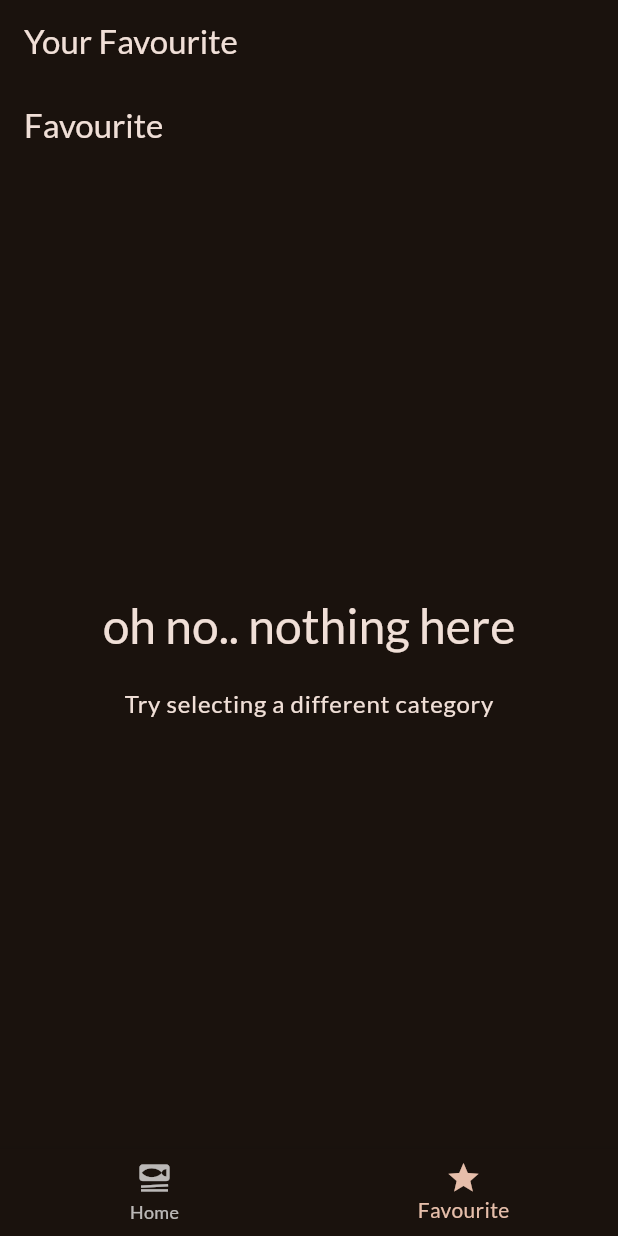
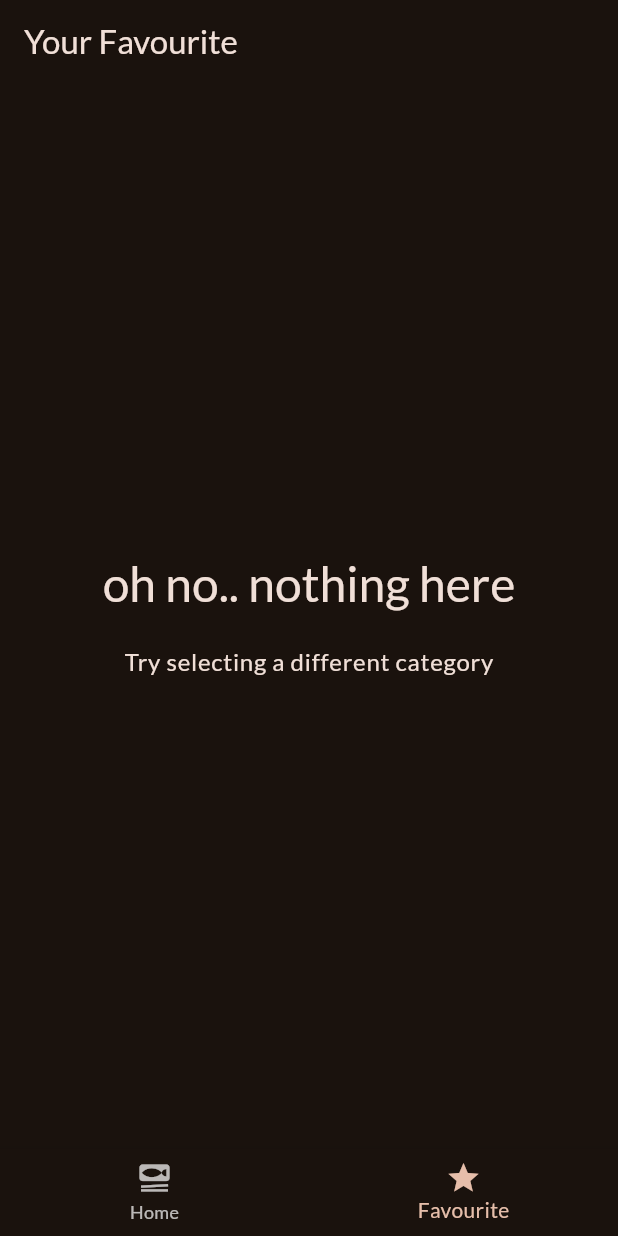
Before and after one commit to pranaypatel512/flutter_meal_app, a Flutter app: the screen it shows after launch, item 2 of the bottom bar chosen, on a phone screen of 412 x 824 dp. Run offline on Flutter 3.47's test engine with Material 2 defaults, Android fonts, the light colour scheme and no system bars; our stand-ins replace google_fonts, transparent_image.

Commit message:
title changes

```diff
--- a/lib/screens/tabs.dart
+++ b/lib/screens/tabs.dart
@@ -22,9 +22,9 @@ class _TabsScreenState extends State<TabsScreen> {
   @override
   Widget build(BuildContext context) {
     Widget bodyWidget = CategoriesScreen();
-
+    activePageTitle = 'Category';
     if (selectedIndex == 1) {
-      bodyWidget = MealsScreen(mealsList: [], title: 'Favourite');
+      bodyWidget = MealsScreen(mealsList: []);
       activePageTitle = 'Your Favourite';
     }
     return Scaffold(
```
